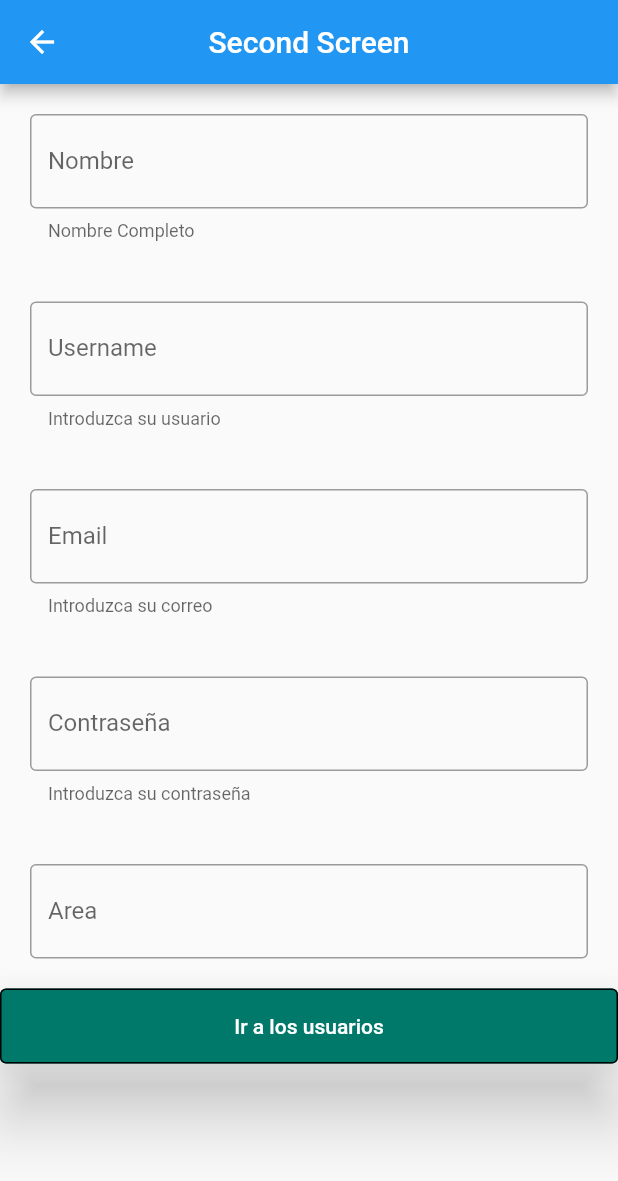
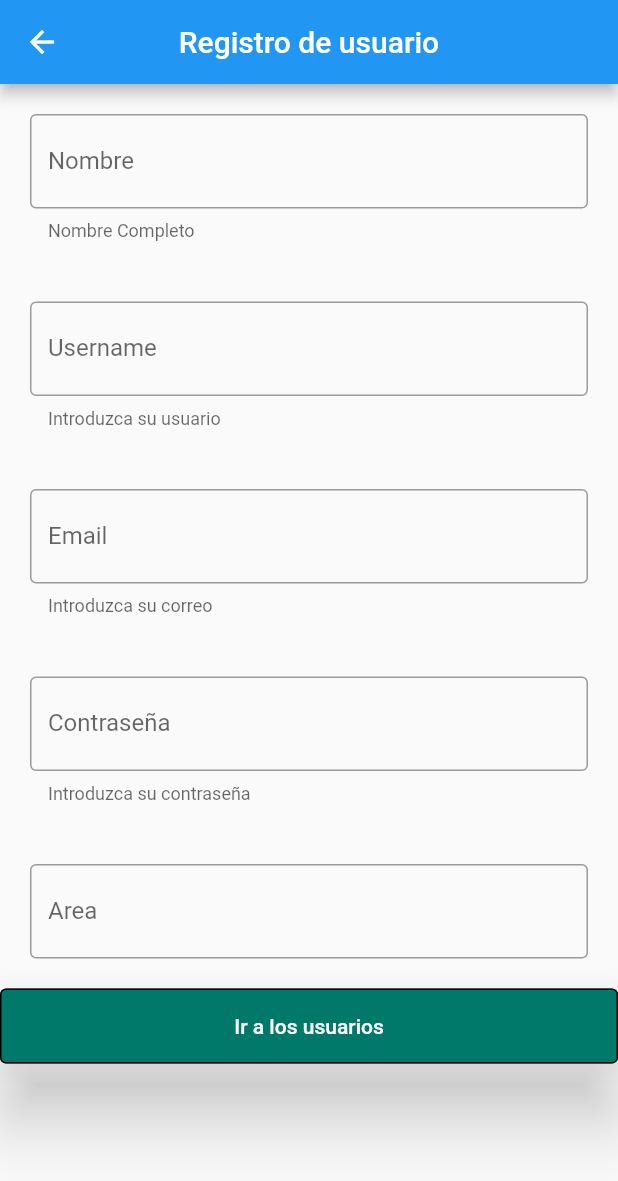
Before and after one commit to Raul-Aniles/Nav_Rutas, a Flutter app: the Pantalla2 screen opened by its route, on a phone screen of 412 x 824 dp. Shown: the top 1181 px of the screen. Run offline on Flutter 3.47's test engine with Material 2 defaults, Android fonts, the phone set to English and light mode, and no system bars.

```diff
--- a/lib/pagina2.dart
+++ b/lib/pagina2.dart
@@ -11,7 +11,7 @@ class Pantalla2 extends StatelessWidget {
     return Scaffold(
       appBar: AppBar(
         centerTitle: true,
-        title: const Text('Second Screen'),
+        title: const Text('Registro de usuario'),
       ),
       body: ListView(children: [
         Container(
```
Also changed, not shown: 1 other file.
